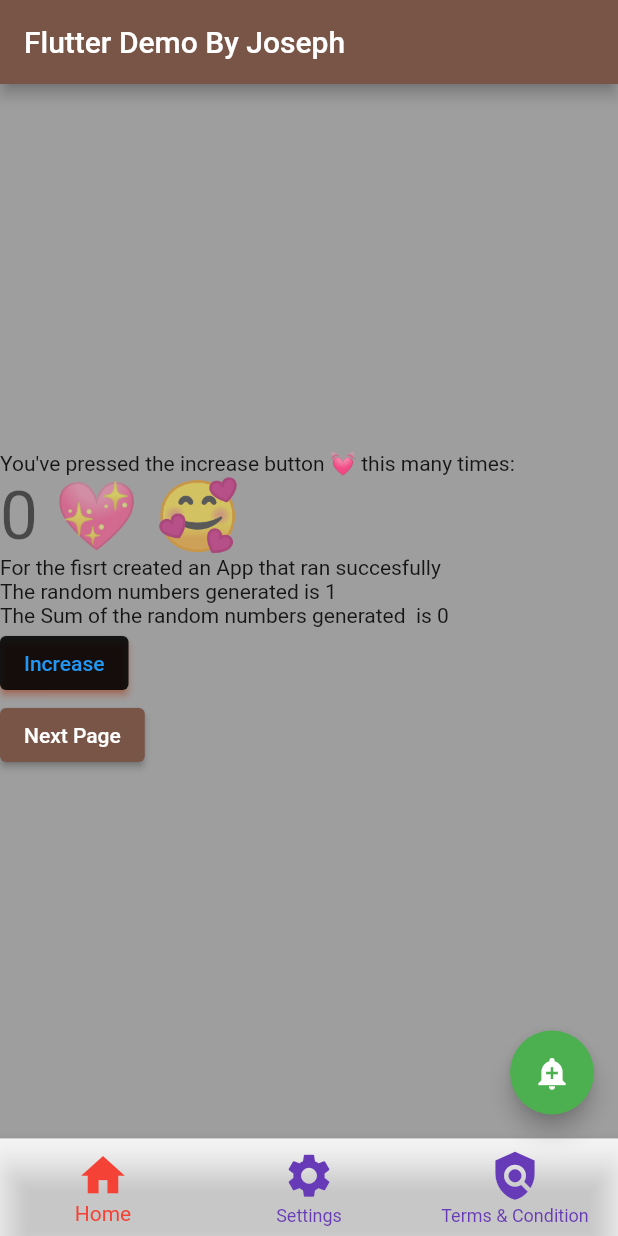
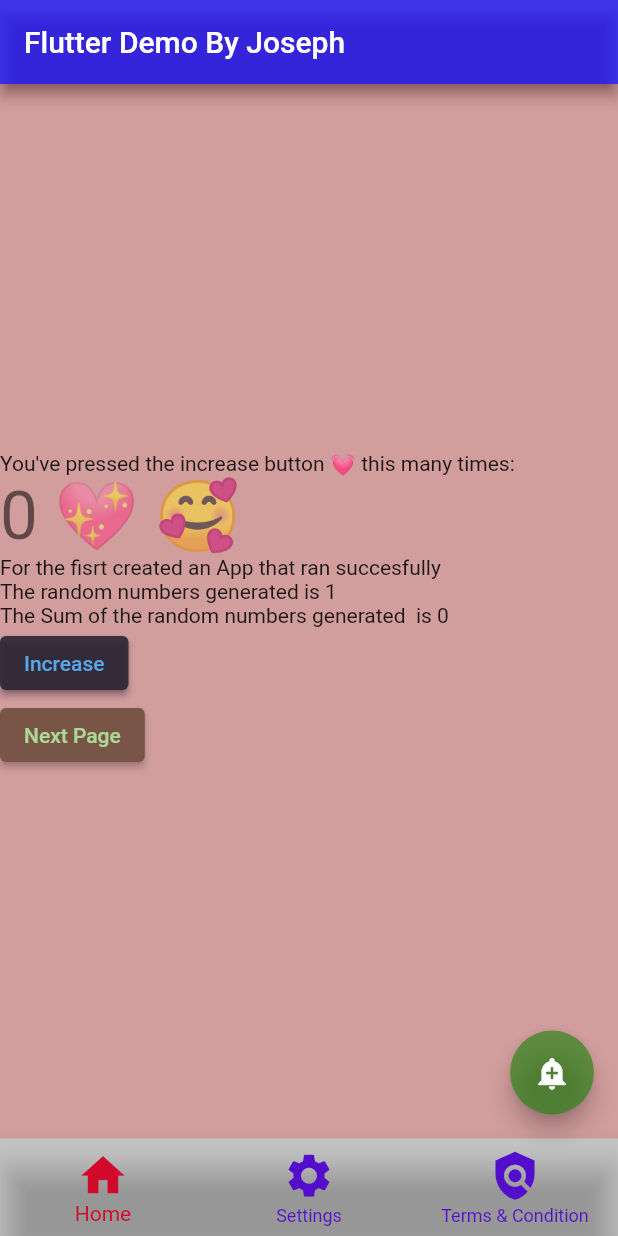
Before and after one commit to indieka900/flutter-start, a Flutter app: the screen it shows after launch, on a phone screen of 412 x 824 dp. Run offline on Flutter 3.47's test engine with Material 2 defaults, Android fonts, the phone set to English and light mode, and no system bars.

Commit message:
flutter application

```diff
--- a/lib/main.dart
+++ b/lib/main.dart
@@ -1,6 +1,8 @@
 import 'package:flutter/material.dart';
+//import 'package:flutter/src/material/colors.dart';
 import 'dart:math';
 import 'dart:core';
+import 'second_page.dart';
 
 void main() {
   runApp(const MyApp());
@@ -14,7 +16,7 @@ class MyApp extends StatelessWidget {
     return MaterialApp(
       title: 'Flutter Demo By Joseph',
       theme: ThemeData(
-        backgroundColor: Colors.pink,
+        backgroundColor: const Color.fromARGB(255, 80, 28, 45),
         primarySwatch: Colors.brown,
       ),
       debugShowCheckedModeBanner: false,
@@ -73,13 +75,15 @@ class _AppextState extends State<Appext> {
     return Scaffold(
       appBar: AppBar(
         title: Text(widget.tittle),
+        backgroundColor: const Color.fromARGB(213, 31, 17, 233),
+        shadowColor: const Color.fromARGB(255, 94, 7, 1),
       ),
       body: Center(
         child: currentindex == 0
             ? Container(
                 width: double.infinity,
                 height: double.infinity,
-                color: Colors.grey,
+                color: const Color.fromARGB(255, 209, 157, 157),
                 child: Column(
                   mainAxisAlignment: MainAxisAlignment.center,
                   crossAxisAlignment: CrossAxisAlignment.start,
@@ -102,13 +106,17 @@ class _AppextState extends State<Appext> {
                     ),
                     ElevatedButton(
                       style: ElevatedButton.styleFrom(
-                          onPrimary: Colors.blue,
-                          primary: Colors.black87,
-                          shadowColor: Colors.deepOrange),
+                        onPrimary: const Color.fromARGB(255, 89, 166, 230),
+                        primary: const Color.fromARGB(221, 38, 34, 49),
+                        shadowColor: const Color.fromARGB(255, 47, 24, 73),
+                      ),
                       onPressed: _incrementCounter,
                       child: const Text("Increase"),
                     ),
                     ElevatedButton(
+                      style: ElevatedButton.styleFrom(
+                        onPrimary: Color.fromARGB(233, 175, 228, 156),
+                      ),
                       onPressed: () {
                         Navigator.of(context).push(
                           MaterialPageRoute(
@@ -136,7 +144,7 @@ class _AppextState extends State<Appext> {
       floatingActionButton: FloatingActionButton(
         onPressed: generate,
         tooltip: 'Increment',
-        backgroundColor: Colors.green,
+        backgroundColor: const Color.fromARGB(172, 44, 133, 22),
         child: const Icon(Icons.add_alert),
       ), // This trailing comma makes auto-formatting nicer for build methods.
       // bottomNavigationBar: FloatingActionButton(
@@ -161,7 +169,7 @@ class _AppextState extends State<Appext> {
           BottomNavigationBarItem(
             icon: Icon(Icons.policy),
             label: "Terms & Condition",
-            backgroundColor: Colors.purple,
+            backgroundColor: Color.fromARGB(255, 112, 18, 70),
           ),
         ],
         currentIndex: currentindex,
@@ -171,23 +179,10 @@ class _AppextState extends State<Appext> {
           });
         },
         iconSize: 35,
-        fixedColor: Colors.red,
-        backgroundColor: Colors.white24,
-        unselectedItemColor: Colors.deepPurple,
+        fixedColor: const Color.fromARGB(255, 209, 10, 43),
+        backgroundColor: const Color.fromARGB(60, 54, 53, 53),
+        unselectedItemColor: const Color.fromARGB(255, 83, 14, 204),
       ),
     );
   }
 }
-
-class SecondPage extends StatelessWidget {
-  const SecondPage({super.key});
-
-  @override
-  Widget build(BuildContext context) {
-    return Scaffold(
-      appBar: AppBar(
-          //title: Text(widget.title),
-          ),
-    );
-  }
-}
--- /dev/null
+++ b/lib/second_page.dart
@@ -0,0 +1,14 @@
+import 'package:flutter/material.dart';
+
+class SecondPage extends StatelessWidget {
+  const SecondPage({super.key});
+
+  @override
+  Widget build(BuildContext context) {
+    return Scaffold(
+      appBar: AppBar(
+          //title: Text(widget.title),
+          ),
+    );
+  }
+}
```
